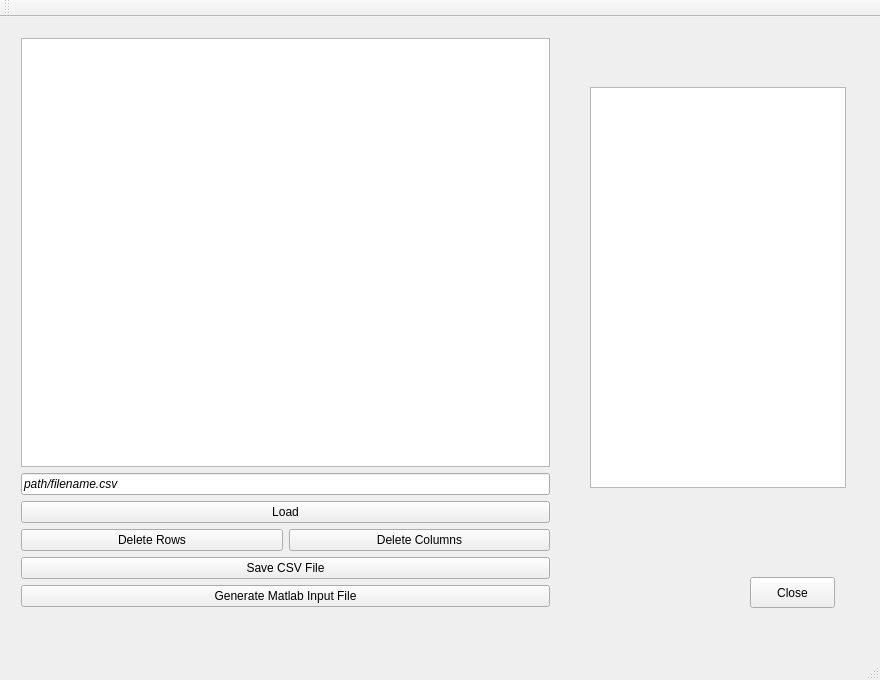
Above: PartialCode/csvFiles/mainwindow.ui from jeantm/ProjectFADTTS before the change. Below: the same form after it.
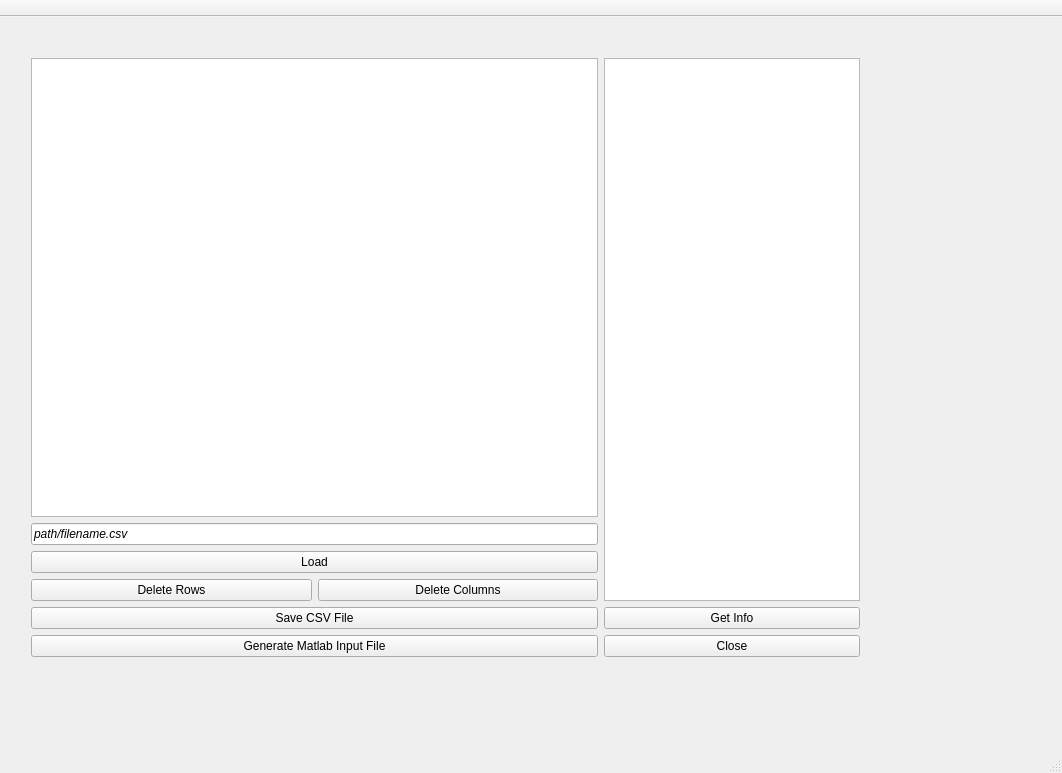
That is the form after the change.

Diff of the .ui file:
```diff
--- a/PartialCode/csvFiles/mainwindow.ui
+++ b/PartialCode/csvFiles/mainwindow.ui
@@ -6,94 +6,105 @@
    <rect>
     <x>0</x>
     <y>0</y>
-    <width>880</width>
-    <height>680</height>
+    <width>1062</width>
+    <height>773</height>
    </rect>
   </property>
   <property name="windowTitle">
    <string>MainWindow</string>
   </property>
   <widget class="QWidget" name="centralWidget">
-   <widget class="QPushButton" name="pushButton_Close">
-    <property name="geometry">
-     <rect>
-      <x>750</x>
-      <y>560</y>
-      <width>85</width>
-      <height>31</height>
-     </rect>
-    </property>
-    <property name="text">
-     <string>Close</string>
-    </property>
-   </widget>
    <widget class="QWidget" name="layoutWidget">
     <property name="geometry">
      <rect>
-      <x>10</x>
-      <y>10</y>
-      <width>551</width>
-      <height>591</height>
+      <x>20</x>
+      <y>30</y>
+      <width>851</width>
+      <height>621</height>
      </rect>
     </property>
-    <layout class="QVBoxLayout" name="verticalLayout_2">
-     <item>
-      <layout class="QVBoxLayout" name="verticalLayout">
+    <layout class="QGridLayout" name="gridLayout">
+     <item row="0" column="0">
+      <layout class="QVBoxLayout" name="verticalLayout_csvFile">
        <item>
-        <widget class="QTableWidget" name="tableWidget"/>
+        <widget class="QTableWidget" name="tableWidget_csvFile"/>
        </item>
        <item>
-        <widget class="QLineEdit" name="lineEdit_Filename">
-         <property name="font">
-          <font>
-           <italic>true</italic>
-          </font>
-         </property>
-         <property name="text">
-          <string>path/filename.csv</string>
-         </property>
-        </widget>
-       </item>
-       <item>
-        <layout class="QHBoxLayout" name="horizontalLayout">
-         <item>
+        <layout class="QGridLayout" name="gridLayoutcsvFile">
+         <item row="4" column="0" colspan="2">
+          <widget class="QPushButton" name="pushButton_GenerateMatlabInput">
+           <property name="text">
+            <string>Generate Matlab Input File</string>
+           </property>
+          </widget>
+         </item>
+         <item row="2" column="1">
+          <widget class="QPushButton" name="pushButton_DeleteColumns">
+           <property name="text">
+            <string>Delete Columns</string>
+           </property>
+          </widget>
+         </item>
+         <item row="1" column="0" colspan="2">
           <widget class="QPushButton" name="pushButton_Load">
            <property name="text">
             <string>Load</string>
            </property>
           </widget>
          </item>
-        </layout>
-       </item>
-       <item>
-        <layout class="QHBoxLayout" name="horizontalLayout_2">
-         <item>
+         <item row="2" column="0">
           <widget class="QPushButton" name="pushButton_DeleteRows">
            <property name="text">
             <string>Delete Rows</string>
            </property>
           </widget>
          </item>
-         <item>
-          <widget class="QPushButton" name="pushButton_DeleteColumns">
+         <item row="3" column="0" colspan="2">
+          <widget class="QPushButton" name="pushButton_Save">
            <property name="text">
-            <string>Delete Columns</string>
+            <string>Save CSV File</string>
+           </property>
+          </widget>
+         </item>
+         <item row="0" column="0" colspan="2">
+          <widget class="QLineEdit" name="lineEdit_Filename">
+           <property name="font">
+            <font>
+             <italic>true</italic>
+            </font>
+           </property>
+           <property name="text">
+            <string>path/filename.csv</string>
            </property>
           </widget>
          </item>
         </layout>
        </item>
+      </layout>
+     </item>
+     <item row="0" column="1">
+      <layout class="QVBoxLayout" name="verticalLayout">
        <item>
-        <widget class="QPushButton" name="pushButton_Save">
+        <widget class="QTextBrowser" name="textBrowser_Info">
+         <property name="sizePolicy">
+          <sizepolicy hsizetype="Minimum" vsizetype="Minimum">
+           <horstretch>0</horstretch>
+           <verstretch>0</verstretch>
+          </sizepolicy>
+         </property>
+        </widget>
+       </item>
+       <item>
+        <widget class="QPushButton" name="pushButton_GetInfo">
          <property name="text">
-          <string>Save CSV File</string>
+          <string>Get Info</string>
          </property>
         </widget>
        </item>
        <item>
-        <widget class="QPushButton" name="pushButton_GenerateMatlabInput">
+        <widget class="QPushButton" name="pushButton_Close">
          <property name="text">
-          <string>Generate Matlab Input File</string>
+          <string>Close</string>
          </property>
         </widget>
        </item>
@@ -101,17 +112,8 @@
      </item>
     </layout>
    </widget>
-   <widget class="QTextBrowser" name="textBrowser_Info">
-    <property name="geometry">
-     <rect>
-      <x>590</x>
-      <y>70</y>
-      <width>256</width>
-      <height>401</height>
-     </rect>
-    </property>
-   </widget>
   </widget>
+  <widget class="QStatusBar" name="statusBar"/>
   <widget class="QMenuBar" name="menuBar">
    <property name="geometry">
     <rect>
@@ -123,6 +125,15 @@
    </property>
   </widget>
   <widget class="QToolBar" name="mainToolBar">
+   <property name="enabled">
+    <bool>false</bool>
+   </property>
+   <property name="movable">
+    <bool>false</bool>
+   </property>
+   <property name="floatable">
+    <bool>true</bool>
+   </property>
    <attribute name="toolBarArea">
     <enum>TopToolBarArea</enum>
    </attribute>
@@ -130,7 +141,6 @@
     <bool>false</bool>
    </attribute>
   </widget>
-  <widget class="QStatusBar" name="statusBar"/>
  </widget>
  <layoutdefault spacing="6" margin="11"/>
  <resources/>
```
Left out of the diff: 5 changed lines with no effect on the pictures.
